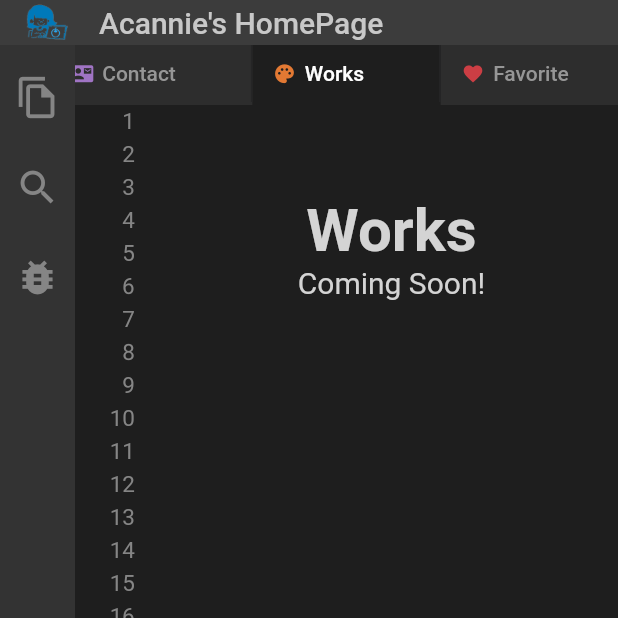
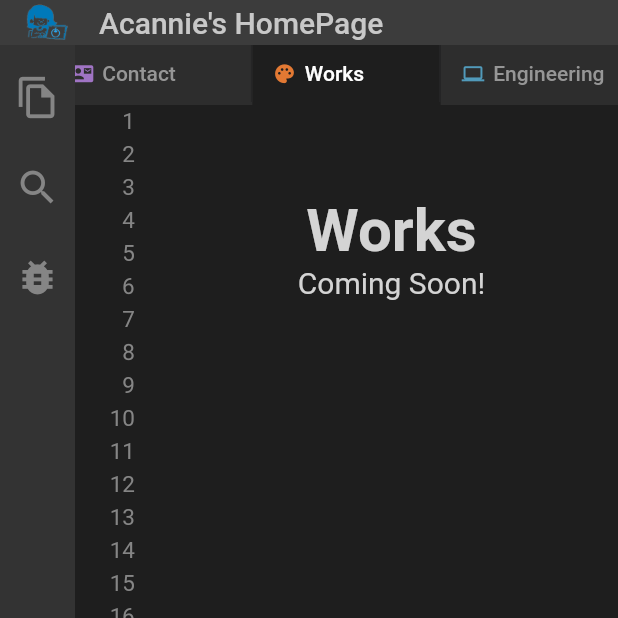
Before and after one commit to acannie/acannie, a Flutter app: the screen it shows after launch, tab 3 chosen, on a phone screen of 412 x 824 dp, the top half of it. Run offline on Flutter 3.47's test engine with Material 2 defaults, Android fonts, the phone set to English and light mode, and no system bars.

Commit message:
code: added engineering page

```diff
--- a/lib/view.dart
+++ b/lib/view.dart
@@ -7,6 +7,7 @@ import 'content_view.dart';
 import 'introduce.dart';
 import 'contact.dart';
 import 'works.dart';
+import 'engineering.dart';
 import 'favorite.dart';
 import 'bar.dart';
 
@@ -55,6 +56,15 @@ class _MyHomePageState extends State<MyHomePage>
       ),
       "title": "Works",
       "content": Works(),
+    },
+    {
+      "icon": Icon(
+        Icons.computer,
+        color: Color.fromARGB(255, 81, 154, 186),
+        size: 15,
+      ),
+      "title": "Engineering",
+      "content": Engineering(),
     },
     {
       "icon": Icon(
```
Also changed, not shown: lib/engineering.dart (added, +19 -0 lines).
